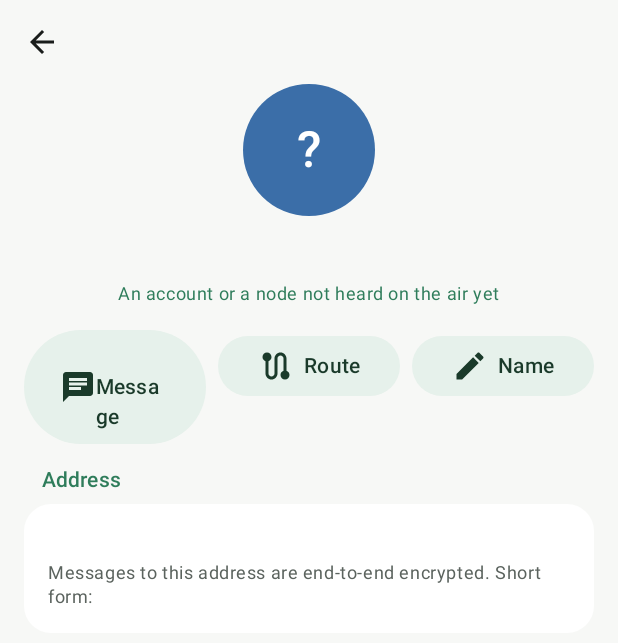
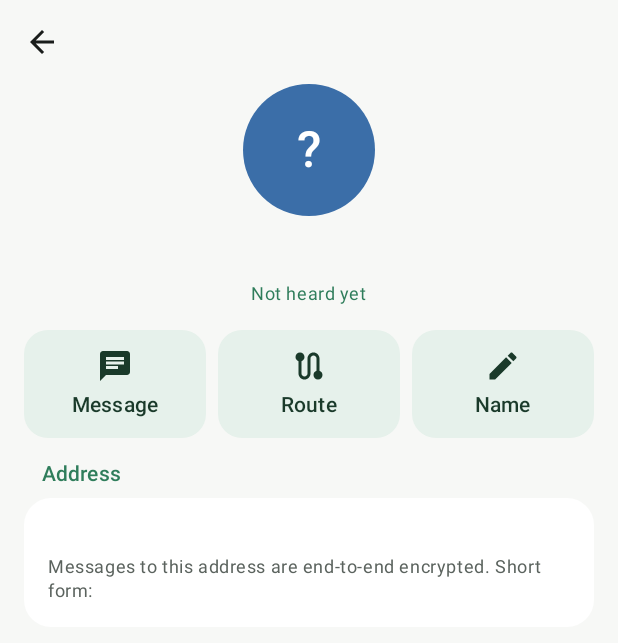
Before and after one commit to trixxor/maarse, an Android app built with Jetpack Compose: the composable ContactScreen called with empty values, on a phone screen of 412 x 824 dp. Shown: the top 643 px of the screen. Run offline under Robolectric (Android 15) with nearby library versions, the phone set to English and light mode, and no system bars.

Commit message:
App: contact actions as icon tiles so their labels are never cut off

```diff
--- a/android/app/src/main/java/dk/maarse/app/ui/Nodes.kt
+++ b/android/app/src/main/java/dk/maarse/app/ui/Nodes.kt
@@ -97,14 +97,15 @@ fun ContactScreen(addr: String, onBack: () -> Unit, onChat: (String) -> Unit) {
             Avatar(title, addr, 88.dp)
             Text(title, style = MaterialTheme.typography.headlineSmall, fontWeight = FontWeight.Bold)
             n?.name?.let { Text("Announces as ~$it", style = MaterialTheme.typography.bodySmall, color = MaterialTheme.colorScheme.onSurfaceVariant) }
-            Text(n?.let { reach(it) }?.ifBlank { null } ?: "An account or a node not heard on the air yet",
+            Text(n?.let { reach(it) }?.ifBlank { null } ?: "Not heard yet",
                 style = MaterialTheme.typography.bodySmall, color = MaterialTheme.colorScheme.primary)
         }
+        // Icon above a short label, like other messengers: never cut off.
         Row(Modifier.fillMaxWidth().padding(horizontal = 16.dp), horizontalArrangement = Arrangement.spacedBy(8.dp)) {
-            FilledTonalButton(onClick = { onChat("dm:$addr") }, Modifier.weight(1f)) { Icon(Icons.AutoMirrored.Filled.Chat, null); Text("  Message") }
-            if (dk.maarse.app.Calls.possible()) FilledTonalButton(onClick = { dk.maarse.app.Calls.start(addr) }, Modifier.weight(1f)) { Icon(Icons.Default.Call, null); Text("  Call") }
-            else FilledTonalButton(onClick = { Node.trace(addr) }, Modifier.weight(1f)) { Icon(Icons.Default.Route, null); Text("  Route") }
-            FilledTonalButton(onClick = { naming = true }, Modifier.weight(1f)) { Icon(Icons.Default.Edit, null); Text("  Name") }
+            Action(Icons.AutoMirrored.Filled.Chat, "Message", Modifier.weight(1f)) { onChat("dm:$addr") }
+            if (dk.maarse.app.Calls.possible()) Action(Icons.Default.Call, "Call", Modifier.weight(1f)) { dk.maarse.app.Calls.start(addr) }
+            else Action(Icons.Default.Route, "Route", Modifier.weight(1f)) { Node.trace(addr) }
+            Action(Icons.Default.Edit, "Name", Modifier.weight(1f)) { naming = true }
         }
         traces.firstOrNull { it.dest == addr }?.let { t ->
             GroupTitle("Route")
@@ -128,3 +129,14 @@ fun ContactScreen(addr: String, onBack: () -> Unit, onChat: (String) -> Unit) {
     }
     if (naming) NicknameDialog(addr) { naming = false }
 }
+
+@Composable
+private fun Action(icon: androidx.compose.ui.graphics.vector.ImageVector, label: String, modifier: Modifier, onClick: () -> Unit) {
+    androidx.compose.material3.Surface(onClick = onClick, modifier = modifier, shape = RoundedCornerShape(16.dp),
+        color = MaterialTheme.colorScheme.secondaryContainer) {
+        Column(Modifier.padding(vertical = 12.dp), horizontalAlignment = Alignment.CenterHorizontally) {
+            Icon(icon, null)
+            Text(label, style = MaterialTheme.typography.labelLarge, maxLines = 1, modifier = Modifier.padding(top = 4.dp))
+        }
+    }
+}
```
